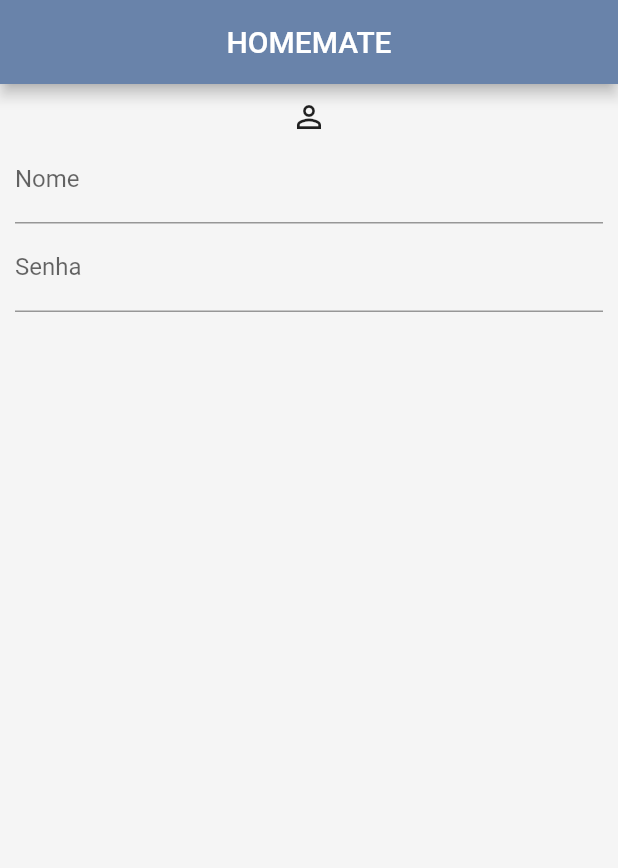
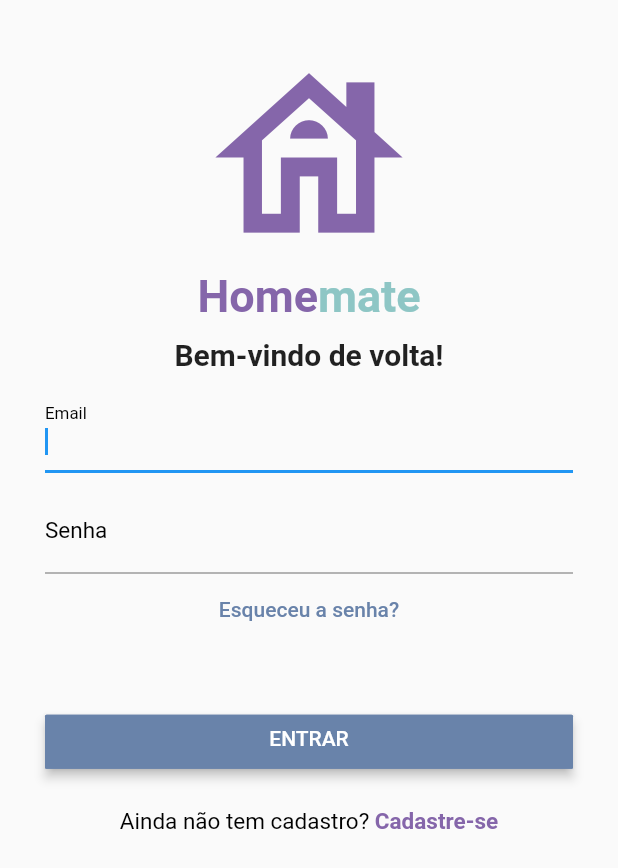
Before and after one commit to marianaalucena/ClubeWinx_frontend, a Flutter app: the screen it shows after launch, on a phone screen of 412 x 824 dp. Shown: the top 868 px of the screen. Run offline on Flutter 3.47's test engine with Material 2 defaults, Android fonts, the phone set to English and light mode, and no system bars.

Commit message:
Layout da LoginPage criado

```diff
--- a/homemate/lib/LoginPage.dart
+++ b/homemate/lib/LoginPage.dart
@@ -1,6 +1,3 @@
-
-
-
 import 'package:flutter/cupertino.dart';
 import 'package:flutter/material.dart';
 
@@ -13,40 +10,98 @@ class _LoginPageState extends State<LoginPage> {
   @override
   Widget build(BuildContext context) {
     return Scaffold(
-      appBar: AppBar(
-        backgroundColor: Color.fromRGBO(105, 131, 170, 2),//(142, 198, 197, 0.4),
-        title: Text("HOMEMATE"),
-        centerTitle: true,
+
+      body: SingleChildScrollView(
+        padding: EdgeInsets.all(30.0),
+        child: Align(
+          alignment: Alignment.center,
+          child: Column(
+            //mainAxisAlignment: MainAxisAlignment.center,
+            crossAxisAlignment: CrossAxisAlignment.stretch,
+            children: <Widget>[
+
+             Icon(Icons.house_outlined, size: 150, color: Color.fromRGBO(133, 102, 170, 4)),
+              RichText(
+                textAlign: TextAlign.center,
+                text: TextSpan(
+                  text: 'Home',
+                  style: TextStyle(color: Color.fromRGBO(133, 102, 170, 4), fontSize: 30, fontWeight: FontWeight.bold),
+                  children: <TextSpan>[
+                    TextSpan(text: 'mate', style: TextStyle(fontWeight: FontWeight.bold, color: Color.fromRGBO(142, 198, 197, 4),)),
+                  ],
+                ),
               ),
 
-      backgroundColor: Color.fromRGBO(244, 244, 244, 0.9),
-      body: SingleChildScrollView(
-        padding: EdgeInsets.all(10.0),
-        child: Column(
-          crossAxisAlignment: CrossAxisAlignment.center,
-        //  mainAxisAlignment: MainAxisAlignment.center,
-          children: <Widget>[
-            Icon(
-              Icons.person_outline,
+             SizedBox(
+               height: 10,
+             ),
+              Text("Bem-vindo de volta!", textAlign: TextAlign.center, style: TextStyle(fontSize: 20.0, fontWeight: FontWeight.bold,),),
+              SizedBox(
+                height: 10,
+              ),
+              TextField(
+                autofocus: true,
+                obscureText: true,
+                keyboardType: TextInputType.emailAddress,
+                style: TextStyle(
+                    color: Color.fromRGBO(105, 131, 170, 2), fontSize: 15),
+                decoration: InputDecoration(
+                  labelText: "Email",
+                  labelStyle: TextStyle(color: Colors.black),
+                ),
               ),
 
-            TextField(
-             // controller: _nameController,
-              // focusNode: _nameFocus,
-              decoration: InputDecoration(labelText: "Nome"),
-              onChanged: (text){},
+              SizedBox(
+                height: 10,
               ),
               TextField(
-             // controller: _emailController,
-              decoration: InputDecoration(labelText: "Senha"),
-              onChanged: (text){},
+                autofocus: true,
+                obscureText: true,
                 keyboardType: TextInputType.visiblePassword,
+                style: TextStyle(
+                    color: Color.fromRGBO(105, 131, 170, 2), fontSize: 15),
+                decoration: InputDecoration(
+                  labelText: "Senha",
+                  labelStyle: TextStyle(color: Colors.black),
                 ),
+              ),
+              FlatButton(
+                child: Text("Esqueceu a senha?", style: TextStyle(color: Color.fromRGBO(105, 131, 170, 4)), textAlign: TextAlign.start,),
+              ),
+
+              SizedBox(
+                height: 40,
+              ),
+              RaisedButton(
+                onPressed: () {},
+               child: Container(
+                height: 20,
+                child: Text("ENTRAR", textAlign: TextAlign.center, style: TextStyle(color: Colors.white),),),
+                color: Color.fromRGBO(105, 131, 170, 2),
+                elevation: 3.0,
+                shape: RoundedRectangleBorder(
+                    borderRadius: BorderRadius.circular(1.0),
+                    side: BorderSide(color: Color.fromRGBO(105, 131, 170, 2),)),
+              ),
+              SizedBox(
+                height: 20,
+              ),
+
+              RichText(
+                textAlign: TextAlign.center,
+                text: TextSpan(
+                  text: 'Ainda não tem cadastro? ',
+                  style: TextStyle(color: Colors.black, fontSize: 15),
+                  children: <TextSpan>[
+                    TextSpan(text: 'Cadastre-se', style: TextStyle(fontWeight: FontWeight.bold, color: Color.fromRGBO(133, 102, 170, 4),)),
                   ],
                 ),
+              ),
 
+            ],
+          ),
+        ),
       ),
     );
-
   }
 }
```
Also changed, not shown: 1 other file. Lines whose indentation alone changed are shown as unchanged.
